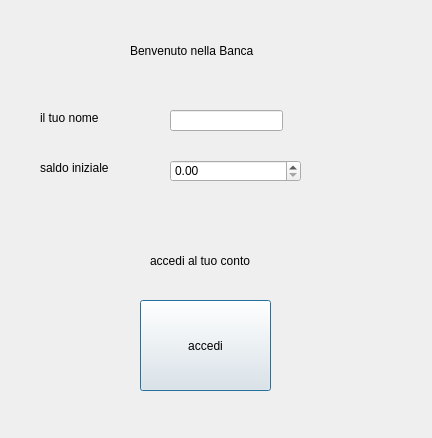
AndreaDiPietro0/BankAccount_DiPietro, file welcomedialog.ui: the form before one commit.
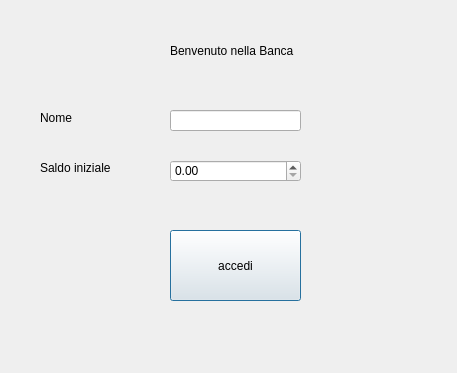
The form after the commit.

Diff of the .ui file:
```diff
--- a/welcomedialog.ui
+++ b/welcomedialog.ui
@@ -6,8 +6,8 @@
    <rect>
     <x>0</x>
     <y>0</y>
-    <width>432</width>
-    <height>438</height>
+    <width>457</width>
+    <height>373</height>
    </rect>
   </property>
   <property name="windowTitle">
@@ -16,7 +16,7 @@
   <widget class="QLabel" name="label">
    <property name="geometry">
     <rect>
-     <x>130</x>
+     <x>170</x>
      <y>10</y>
      <width>171</width>
      <height>81</height>
@@ -26,26 +26,13 @@
     <string>Benvenuto nella Banca</string>
    </property>
   </widget>
-  <widget class="QLabel" name="label_2">
-   <property name="geometry">
-    <rect>
-     <x>150</x>
-     <y>240</y>
-     <width>121</width>
-     <height>41</height>
-    </rect>
-   </property>
-   <property name="text">
-    <string>accedi al tuo conto</string>
-   </property>
-  </widget>
   <widget class="QPushButton" name="btnEnter">
    <property name="geometry">
     <rect>
-     <x>140</x>
-     <y>300</y>
+     <x>170</x>
+     <y>230</y>
      <width>131</width>
-     <height>91</height>
+     <height>71</height>
     </rect>
    </property>
    <property name="text">
@@ -62,7 +49,7 @@
     </rect>
    </property>
    <property name="text">
-    <string>il tuo nome</string>
+    <string>Nome</string>
    </property>
   </widget>
   <widget class="QLineEdit" name="editNome">
@@ -70,7 +57,7 @@
     <rect>
      <x>170</x>
      <y>110</y>
-     <width>113</width>
+     <width>131</width>
      <height>21</height>
     </rect>
    </property>
@@ -85,7 +72,7 @@
     </rect>
    </property>
    <property name="text">
-    <string>saldo iniziale</string>
+    <string>Saldo iniziale</string>
    </property>
   </widget>
   <widget class="QDoubleSpinBox" name="spinSaldo">
```
